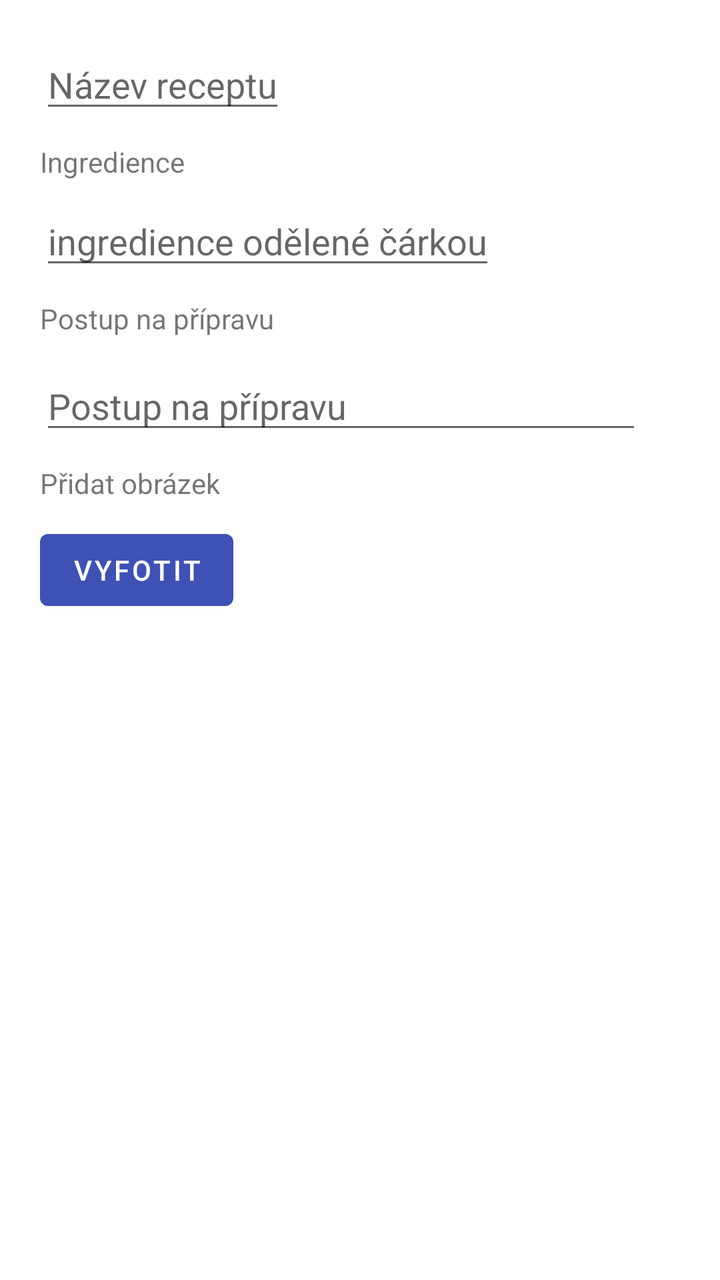
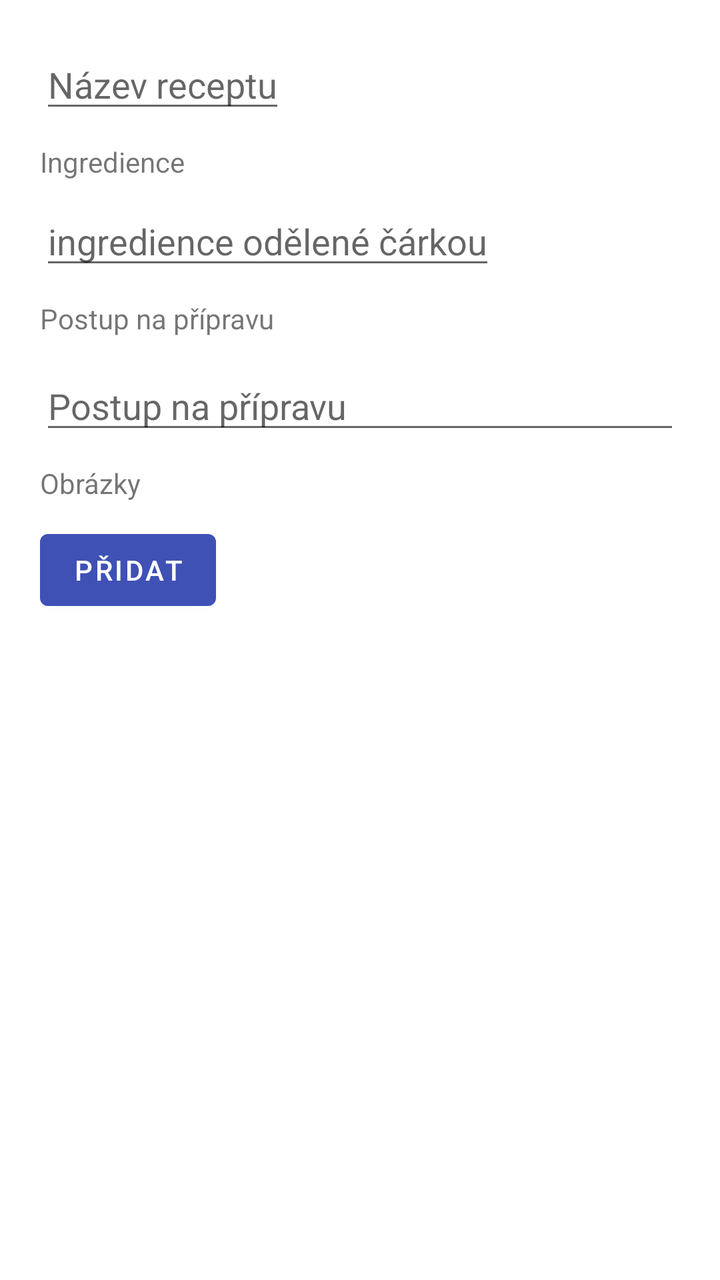

Two renders of the same Android screen: before a commit and after it. Below are the layout's source before the change and the commit's diff.
<!-- AndroidManifest.xml: application theme Theme.Recepty -->
<!-- res/layout/fragment_novy_recept.xml -->
<?xml version="1.0" encoding="utf-8"?>
<androidx.core.widget.NestedScrollView xmlns:android="http://schemas.android.com/apk/res/android"
    xmlns:app="http://schemas.android.com/apk/res-auto"
    xmlns:tools="http://schemas.android.com/tools"
    android:layout_width="match_parent"
    android:layout_height="match_parent"
    tools:context=".NovyRecept"
    tools:ignore="SpeakableTextPresentCheck">

    <LinearLayout
        android:layout_width="match_parent"
        android:layout_height="match_parent"
        android:orientation="vertical"
        android:padding="@dimen/layoutMargin">

        <EditText
            android:id="@+id/nazev_receptu"
            android:layout_width="wrap_content"
            android:layout_height="wrap_content"
            android:hint="@string/Nazev_receptu"
            android:inputType="text|textCapSentences" />

        <TextView
            android:id="@+id/textView5"
            android:layout_width="wrap_content"
            android:layout_height="wrap_content"
            android:layout_marginTop="10dp"
            android:layout_marginBottom="8dp"
            android:text="@string/ingredienceLabel" />

        <EditText
            android:id="@+id/ingredience_text"
            android:layout_width="wrap_content"
            android:layout_height="wrap_content"
            android:hint="@string/Ingredience"
            android:inputType="textMultiLine|textAutoComplete" />

        <TextView
            android:id="@+id/textView"
            android:layout_width="wrap_content"
            android:layout_height="wrap_content"
            android:layout_marginTop="10dp"
            android:layout_marginBottom="12dp"
            android:text="@string/Postup_pripravy" />

        <EditText
            android:id="@+id/postup_na_pripravu_text"
            android:layout_width="301dp"
            android:layout_height="wrap_content"
            android:gravity="start|top"
            android:hint="@string/Postup_pripravy"
            android:inputType="textAutoCorrect|textMultiLine" />

        <TextView
            android:id="@+id/takePicture"
            android:layout_width="wrap_content"
            android:layout_height="wrap_content"
            android:layout_marginTop="10dp"
            android:text="@string/takePicture" />

        <Button
            android:id="@+id/takePictureBtn"
            android:layout_width="wrap_content"
            android:layout_height="wrap_content"
            android:layout_marginTop="10dp"
            android:text="@string/addFotoBtn" />

        <ImageView
            android:id="@+id/imageView"
            android:layout_width="match_parent"
            android:layout_height="match_parent"
            android:layout_marginTop="36dp"
            android:minHeight="500dp" />

        

    </LinearLayout>
</androidx.core.widget.NestedScrollView>
<!-- resources referenced by this layout -->
<resources>
  <dimen name="layoutMargin">20dp</dimen>
  <string name="Ingredience">ingredience odělené čárkou</string>
  <string name="Nazev_receptu">Název receptu</string>
  <string name="Postup_pripravy">Postup na přípravu</string>
  <string name="addFotoBtn">Vyfotit</string>
  <string name="ingredienceLabel">Ingredience</string>
  <string name="takePicture">Přidat obrázek</string>
  <style name="Theme.Recepty" parent="Theme.MaterialComponents.DayNight.DarkActionBar">
          
          <item name="colorPrimary">@color/purple_500</item>
          <item name="colorPrimaryVariant">@color/purple_700</item>
          <item name="colorOnPrimary">@color/white</item>
          
          <item name="colorSecondary">@color/teal_200</item>
          <item name="colorSecondaryVariant">@color/teal_700</item>   //cursor
          <item name="colorOnSecondary">@color/black</item>
          
          <item name="android:statusBarColor" tools:targetApi="l">?attr/colorPrimaryVariant</item>
          
      </style>
  <color name="purple_500">#3F51B5</color>
  <color name="purple_700">#226BD8</color>
  <color name="white">#FFFFFFFF</color>
  <color name="teal_200">#FF03DAC5</color>
  <color name="teal_700">#FF018786</color>
  <color name="black">#FF000000</color>
</resources>

<!-- the commit's change to res/layout/fragment_novy_recept.xml (unified diff, before → after) -->
@@ -8,6 +8,7 @@
     tools:ignore="SpeakableTextPresentCheck">
 
     <LinearLayout
+        android:id="@+id/linearLayout"
         android:layout_width="match_parent"
         android:layout_height="match_parent"
         android:orientation="vertical"
@@ -45,7 +46,7 @@
 
         <EditText
             android:id="@+id/postup_na_pripravu_text"
-            android:layout_width="301dp"
+            android:layout_width="match_parent"
             android:layout_height="wrap_content"
             android:gravity="start|top"
             android:hint="@string/Postup_pripravy"
@@ -65,13 +66,6 @@
             android:layout_marginTop="10dp"
             android:text="@string/addFotoBtn" />
 
-        <ImageView
-            android:id="@+id/imageView"
-            android:layout_width="match_parent"
-            android:layout_height="match_parent"
-            android:layout_marginTop="36dp"
-            android:minHeight="500dp" />
-
         
 
     </LinearLayout>
<!-- resource entries referenced after the edit -->
@@ -4,9 +4,9 @@
   <string name="Ingredience">ingredience odělené čárkou</string>
   <string name="Nazev_receptu">Název receptu</string>
   <string name="Postup_pripravy">Postup na přípravu</string>
-  <string name="addFotoBtn">Vyfotit</string>
+  <string name="addFotoBtn">Přidat</string>
   <string name="ingredienceLabel">Ingredience</string>
-  <string name="takePicture">Přidat obrázek</string>
+  <string name="takePicture">Obrázky</string>
   <style name="Theme.Recepty" parent="Theme.MaterialComponents.DayNight.DarkActionBar">
           
           <item name="colorPrimary">@color/purple_500</item>
@@ -19,6 +19,7 @@
           
           <item name="android:statusBarColor" tools:targetApi="l">?attr/colorPrimaryVariant</item>
           
+          
       </style>
   <color name="purple_500">#3F51B5</color>
   <color name="purple_700">#226BD8</color>
